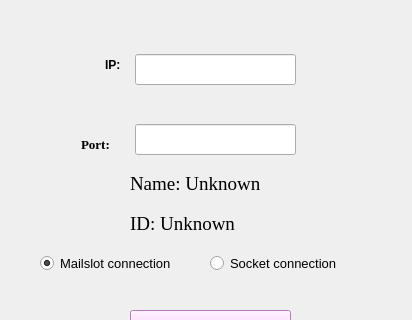
Before: the Qt Designer form mainwindow.ui in AnastasiiaPetrochenko/9_OS_messenger, drawn with Qt 5; both pictures show x 0 to 412 and y 0 to 320 of the 412 by 473 pixel window.
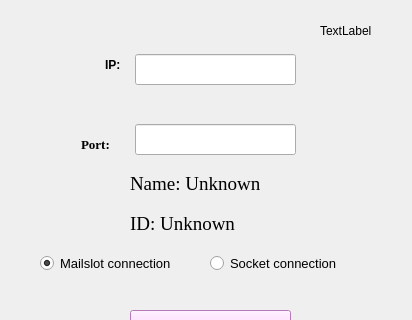
After: the same form once the commit is applied.

Diff of the .ui file:
```diff
--- a/mainwindow.ui
+++ b/mainwindow.ui
@@ -224,6 +224,19 @@
      <bool>true</bool>
     </property>
    </widget>
+   <widget class="QLabel" name="TextTest">
+    <property name="geometry">
+     <rect>
+      <x>320</x>
+      <y>10</y>
+      <width>61</width>
+      <height>41</height>
+     </rect>
+    </property>
+    <property name="text">
+     <string>TextLabel</string>
+    </property>
+   </widget>
   </widget>
   <widget class="QMenuBar" name="menubar">
    <property name="geometry">
```
